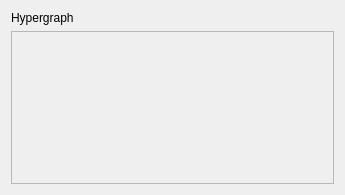
The window that forms/HyperedgeViewer.ui (ESANPI2015/gui-hypergraph) describes before a commit, drawn with Qt 5.
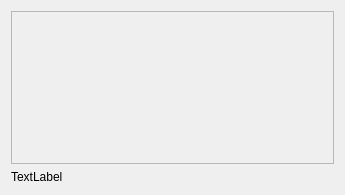
The same window after the commit.

```diff
--- a/forms/HyperedgeViewer.ui
+++ b/forms/HyperedgeViewer.ui
@@ -14,13 +14,6 @@
    <string>Form</string>
   </property>
   <layout class="QVBoxLayout" name="verticalLayout">
-   <item>
-    <widget class="QLabel" name="label">
-     <property name="text">
-      <string>Hypergraph</string>
-     </property>
-    </widget>
-   </item>
    <item>
     <widget class="QFrame" name="View">
      <property name="sizePolicy">
@@ -37,6 +30,13 @@
      </property>
     </widget>
    </item>
+   <item>
+    <widget class="QLabel" name="usageLabel">
+     <property name="text">
+      <string>TextLabel</string>
+     </property>
+    </widget>
+   </item>
   </layout>
  </widget>
  <resources/>
```
Left out of the diff: 2 changed lines with no effect on the pictures.
